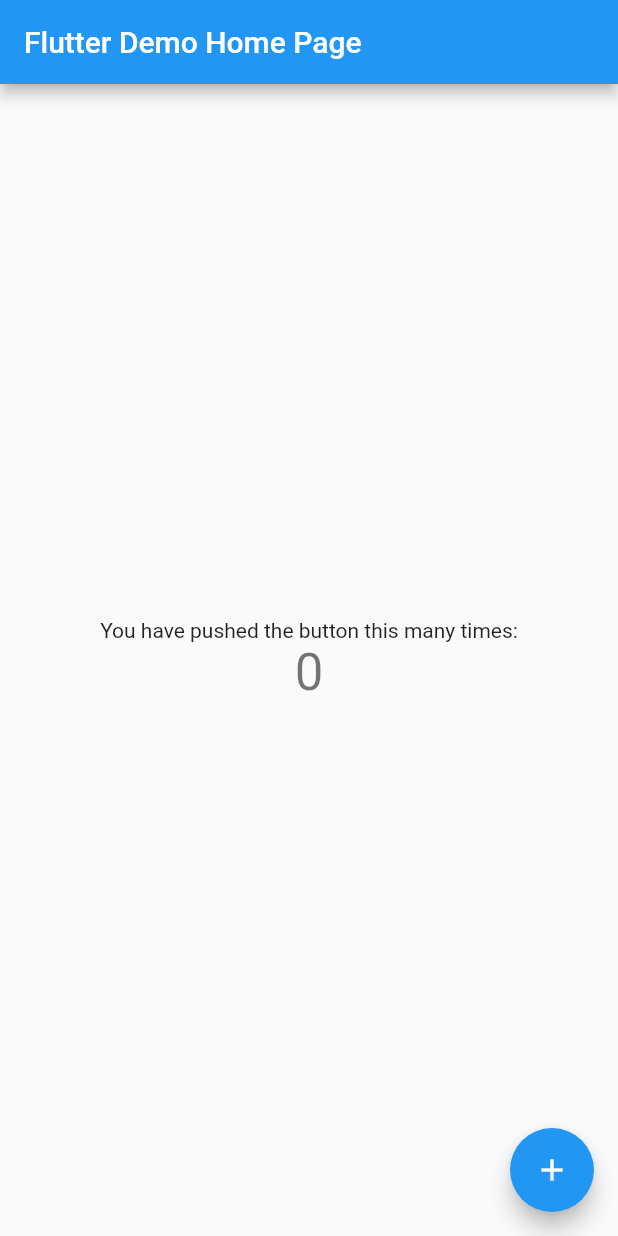
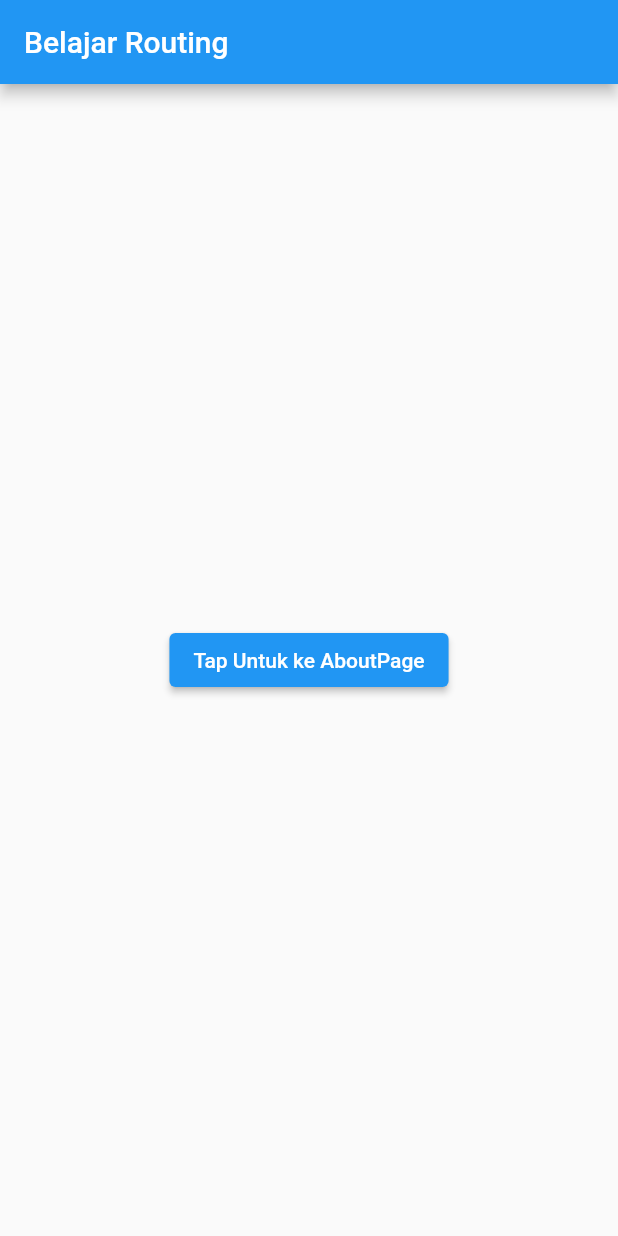
Before and after one commit to okifirsyah404/tugas_workshop_aplikasi_mobile_framework, a Flutter app: the screen it shows after launch, on a phone screen of 412 x 824 dp. Run offline on Flutter 3.47's test engine with Material 2 defaults, Android fonts, the phone set to English and light mode, and no system bars.

Commit message:
Update main.dart

```diff
--- a/lib/main.dart
+++ b/lib/main.dart
@@ -14,54 +14,50 @@
       theme: ThemeData(
         primarySwatch: Colors.blue,
       ),
-      home: const MyHomePage(title: 'Flutter Demo Home Page'),
+      home: HomePage(),
     );
   }
 }
 
-class MyHomePage extends StatefulWidget {
-  const MyHomePage({super.key, required this.title});
-
-  final String title;
-
-  @override
-  State<MyHomePage> createState() => _MyHomePageState();
-}
-
-class _MyHomePageState extends State<MyHomePage> {
-  int _counter = 0;
-
-  void _incrementCounter() {
-    setState(() {
-      _counter++;
-    });
-  }
+class HomePage extends StatelessWidget {
+  const HomePage({super.key});
 
   @override
   Widget build(BuildContext context) {
     return Scaffold(
       appBar: AppBar(
-        title: Text(widget.title),
+        title: Text('Belajar Routing'),
       ),
       body: Center(
-        child: Column(
-          mainAxisAlignment: MainAxisAlignment.center,
-          children: <Widget>[
-            const Text(
-              'You have pushed the button this many times:',
-            ),
-            Text(
-              '$_counter',
-              style: Theme.of(context).textTheme.headline4,
-            ),
-          ],
+        child: ElevatedButton(
+          onPressed: () {
+            Route route = MaterialPageRoute(builder: (context) => AboutPage());
+            Navigator.push(context, route);
+          },
+          child: Text('Tap Untuk ke AboutPage'),
         ),
-      ),
-      floatingActionButton: FloatingActionButton(
-        onPressed: _incrementCounter,
-        tooltip: 'Increment',
-        child: const Icon(Icons.add),
       ),
     );
   }
 }
+
+class AboutPage extends StatelessWidget {
+  const AboutPage({super.key});
+
+  @override
+  Widget build(BuildContext context) {
+    return Scaffold(
+      appBar: AppBar(
+        title: Text('Tentang Aplikasi'),
+      ),
+      body: Center(
+        child: ElevatedButton(
+          onPressed: () {
+            Navigator.pop(context);
+          },
+          child: Text('Kembali'),
+        ),
+      ),
+    );
+  }
+}
```
